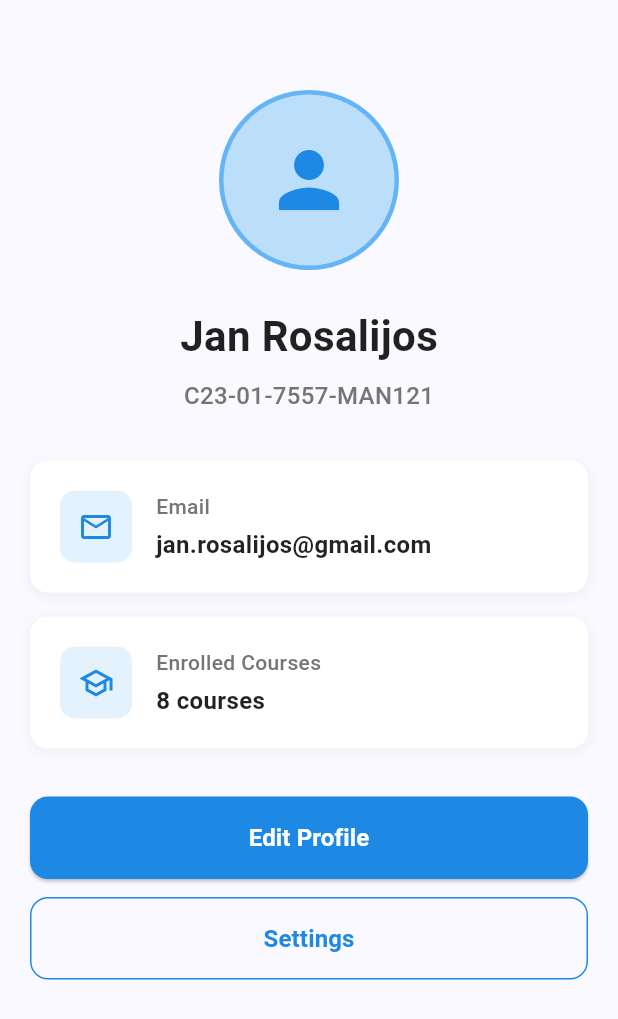
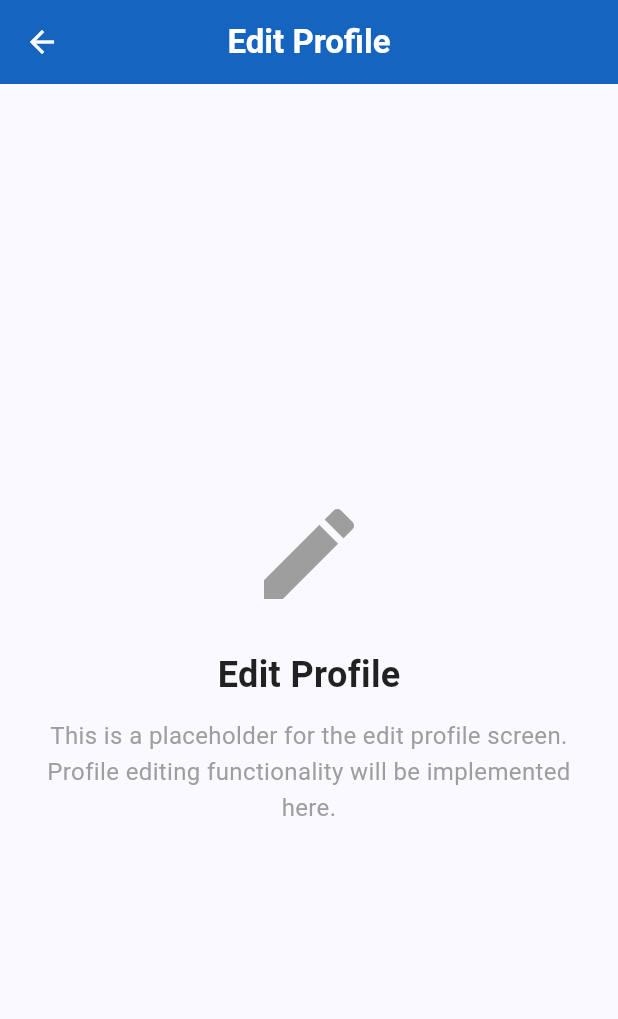
Before and after one commit to Online-Quiz-CS31A/Online-Quiz-Mobile, a Flutter app: the ProfileTab screen opened directly, after a tap on "Edit Profile", on a phone screen of 412 x 824 dp. Shown: the top 1019 px of the screen. Run offline on Flutter 3.47's test engine with Material 3 defaults, Android fonts, the phone set to English and light mode, and no system bars.

Commit message:
feat: add EditProfileScreen and SettingsScreen with placeholder UI layout

```diff
--- /dev/null
+++ b/online_quiz/lib/screens/profile/edit_profile_screen.dart
@@ -0,0 +1,60 @@
+import 'package:flutter/material.dart';
+
+class EditProfileScreen extends StatelessWidget {
+  const EditProfileScreen({super.key});
+
+  @override
+  Widget build(BuildContext context) {
+    return Scaffold(
+      appBar: AppBar(
+        title: const Text(
+          'Edit Profile',
+          style: TextStyle(
+            fontWeight: FontWeight.bold,
+          ),
+        ),
+        centerTitle: true,
+        leading: IconButton(
+          icon: const Icon(Icons.arrow_back),
+          onPressed: () {
+            Navigator.pop(context);
+          },
+        ),
+      ),
+      body: const Center(
+        child: Padding(
+          padding: EdgeInsets.all(20.0),
+          child: Column(
+            mainAxisAlignment: MainAxisAlignment.center,
+            children: [
+              Icon(
+                Icons.edit,
+                size: 80,
+                color: Colors.grey,
+              ),
+              SizedBox(height: 24),
+              Text(
+                'Edit Profile',
+                style: TextStyle(
+                  fontSize: 24,
+                  fontWeight: FontWeight.bold,
+                  color: Colors.black87,
+                ),
+              ),
+              SizedBox(height: 12),
+              Text(
+                'This is a placeholder for the edit profile screen.\nProfile editing functionality will be implemented here.',
+                textAlign: TextAlign.center,
+                style: TextStyle(
+                  fontSize: 16,
+                  color: Colors.grey,
+                  height: 1.5,
+                ),
+              ),
+            ],
+          ),
+        ),
+      ),
+    );
+  }
+}
--- a/online_quiz/lib/screens/profile/profile_tab.dart
+++ b/online_quiz/lib/screens/profile/profile_tab.dart
@@ -1,6 +1,8 @@
 import 'package:flutter/material.dart';
 import '../../models/mock_data.dart';
 import '../../models/user.dart';
+import '../settings/settings_screen.dart';
+import 'edit_profile_screen.dart';
 
 class ProfileTab extends StatelessWidget {
   const ProfileTab({super.key});
@@ -78,7 +80,12 @@ class ProfileTab extends StatelessWidget {
               width: double.infinity,
               child: ElevatedButton(
                 onPressed: () {
-                  // TODO: Implement edit profile
+                  Navigator.push(
+                    context,
+                    MaterialPageRoute(
+                      builder: (context) => const EditProfileScreen(),
+                    ),
+                  );
                 },
                 style: ElevatedButton.styleFrom(
                   backgroundColor: Colors.blue.shade600,
@@ -103,7 +110,12 @@ class ProfileTab extends StatelessWidget {
               width: double.infinity,
               child: OutlinedButton(
                 onPressed: () {
-                  // TODO: Implement settings
+                  Navigator.push(
+                    context,
+                    MaterialPageRoute(
+                      builder: (context) => const SettingsScreen(),
+                    ),
+                  );
                 },
                 style: OutlinedButton.styleFrom(
                   foregroundColor: Colors.blue.shade600,
```
Also changed, not shown: online_quiz/lib/screens/settings/settings_screen.dart (added, +60 -0 lines).
